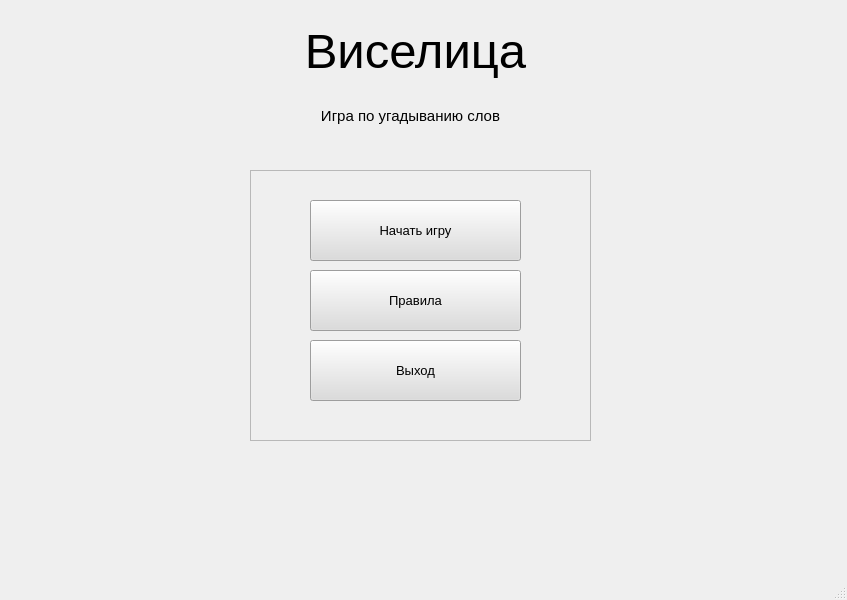
This is windows/enter.ui in IEgor83/PyQt-game-the-gallows as Qt 5 draws it before an edit. The edited form follows.
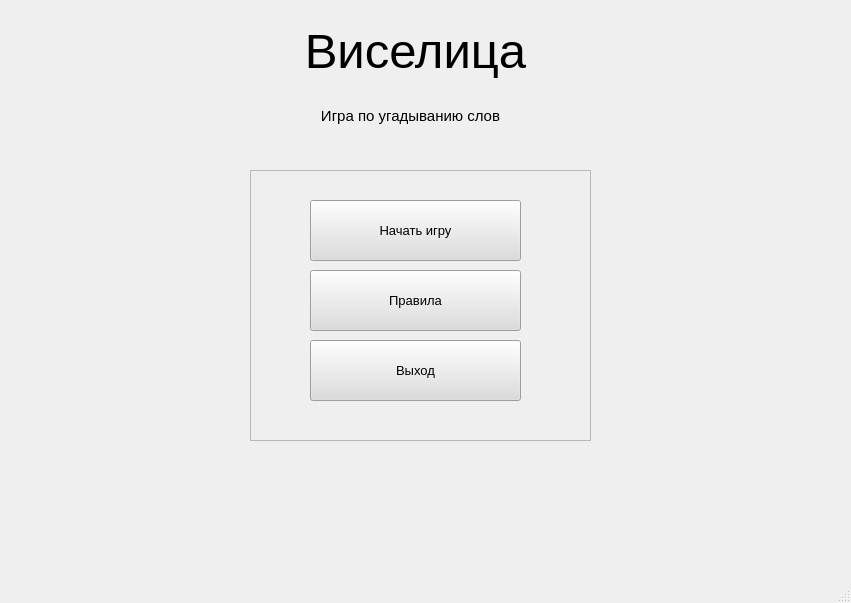
This is the edited form. Icons and pictures are not drawn.

The edit to the form file:
```diff
--- a/windows/enter.ui
+++ b/windows/enter.ui
@@ -6,13 +6,16 @@
    <rect>
     <x>0</x>
     <y>0</y>
-    <width>847</width>
-    <height>600</height>
+    <width>851</width>
+    <height>603</height>
    </rect>
   </property>
   <property name="windowTitle">
    <string>MainWindow</string>
   </property>
+  <property name="styleSheet">
+   <string notr="true">#MainWindow{border-image:url(C:/Users/Dell/PycharmProjects/PyQt-game-the-gallows/images/1579273115_39-83.jpg)}</string>
+  </property>
   <widget class="QWidget" name="centralwidget">
    <widget class="QLabel" name="label">
     <property name="geometry">
```
Left out of the diff: 9 changed lines with no effect on the pictures.
